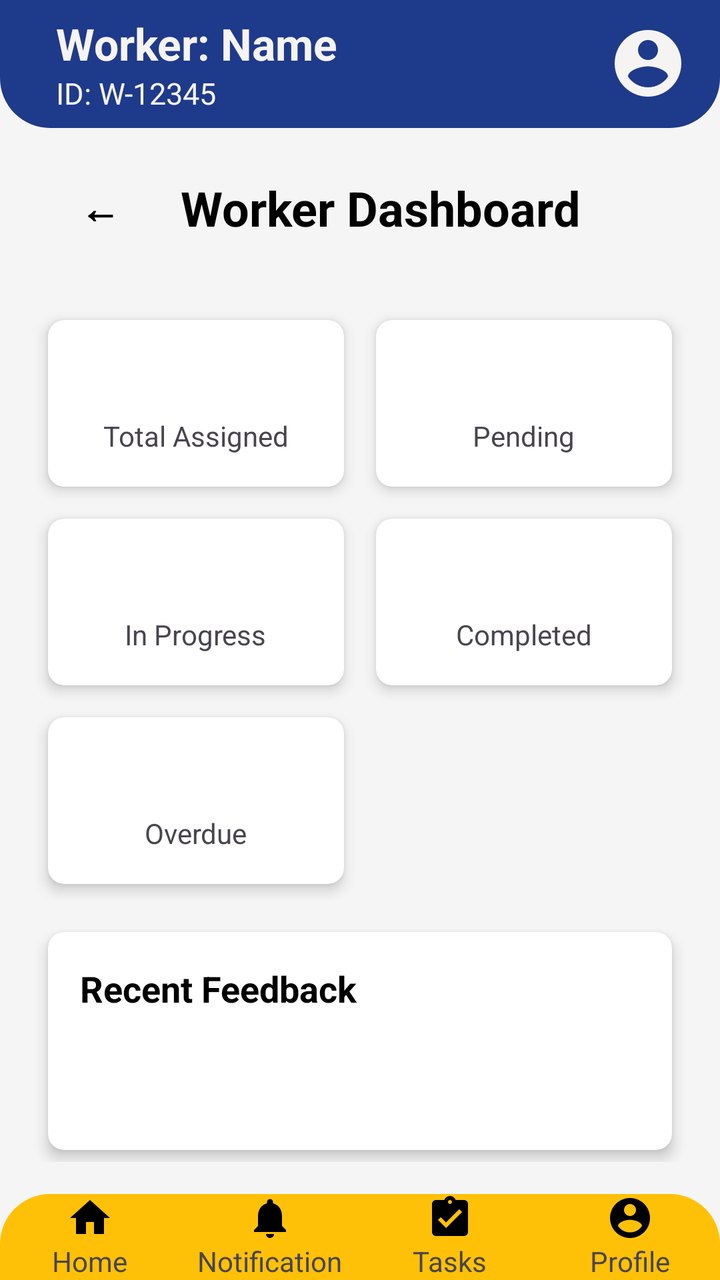
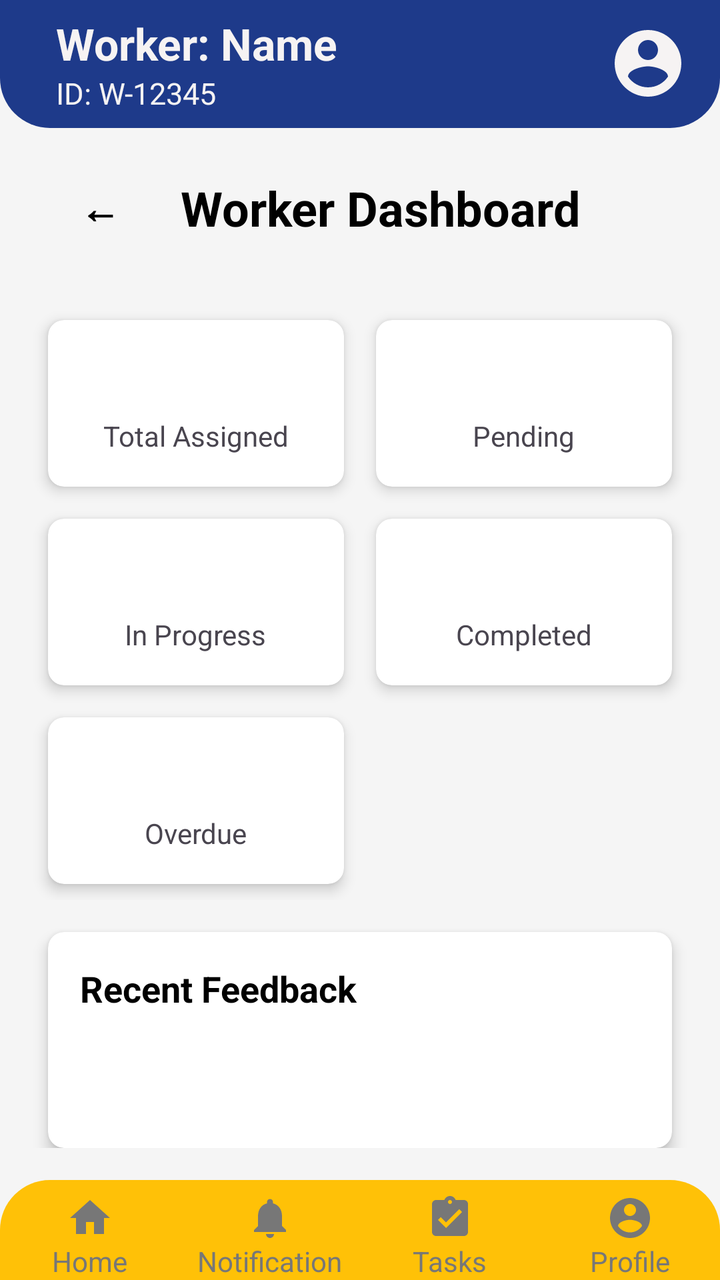

Two renders of the same Android screen: before a commit and after it. Below are the layout's source before the change and the commit's diff.
<!-- AndroidManifest.xml: application theme Theme.HostelComplaintApp -->
<!-- res/layout/activity_worker_dashboard.xml -->
<?xml version="1.0" encoding="utf-8"?>
<RelativeLayout xmlns:android="http://schemas.android.com/apk/res/android"
    xmlns:app="http://schemas.android.com/apk/res-auto"
    android:layout_width="match_parent"
    android:layout_height="match_parent"
    android:background="#F5F5F5">

    <include layout="@layout/top_bar"
        android:id="@+id/inc_top_bar"
        android:layout_width="match_parent"
        android:layout_height="wrap_content"
        android:layout_alignParentTop="true" />

    <include layout="@layout/bottom_nav"
        android:id="@+id/inc_bottom_nav"
        android:layout_width="match_parent"
        android:layout_height="wrap_content"
        android:layout_alignParentBottom="true" />

    <LinearLayout
        android:layout_width="match_parent"
        android:layout_height="match_parent"
        android:orientation="vertical"
        android:padding="16dp"
        android:layout_below="@id/inc_top_bar"
        android:layout_above="@id/inc_bottom_nav">

        <LinearLayout
            android:layout_width="match_parent"
            android:layout_height="wrap_content"
            android:orientation="horizontal"
            android:gravity="center_vertical"
            android:layout_marginBottom="24dp">
            
            <Button
                android:id="@+id/btnBack"
                android:layout_width="wrap_content"
                android:layout_height="wrap_content"
                android:text="←"
                android:textSize="20sp"
                android:textStyle="bold"
                android:background="@android:color/transparent"
                android:minWidth="48dp"
                android:textColor="@color/black" />

            <TextView
                android:layout_width="0dp"
                android:layout_weight="1"
                android:layout_height="wrap_content"
                android:text="Worker Dashboard"
                android:textSize="24sp"
                android:textStyle="bold"
                android:textColor="@color/black"
                android:gravity="center"
                android:layout_marginEnd="48dp" />
        </LinearLayout>

        <GridLayout
            android:layout_width="match_parent"
            android:layout_height="wrap_content"
            android:columnCount="2"
            android:rowCount="3"
            android:alignmentMode="alignMargins"
            android:columnOrderPreserved="false">

            
            <androidx.cardview.widget.CardView
                android:id="@+id/cardTotal"
                android:layout_width="0dp"
                android:layout_height="wrap_content"
                android:layout_columnWeight="1"
                android:layout_margin="8dp"
                app:cardCornerRadius="8dp"
                app:cardElevation="4dp">
                <LinearLayout
                    android:layout_width="match_parent"
                    android:layout_height="wrap_content"
                    android:orientation="vertical"
                    android:padding="16dp"
                    android:gravity="center">
                    <TextView
                        android:id="@+id/tvTotalCount"
                        android:layout_width="wrap_content"
                        android:layout_height="wrap_content"
                        android:textSize="24sp"
                        android:textStyle="bold"
                        android:textColor="#1976D2"/>
                    <TextView
                        android:layout_width="wrap_content"
                        android:layout_height="wrap_content"
                        android:text="Total Assigned" />
                </LinearLayout>
            </androidx.cardview.widget.CardView>

            
            <androidx.cardview.widget.CardView
                android:id="@+id/cardPending"
                android:layout_width="0dp"
                android:layout_height="wrap_content"
                android:layout_columnWeight="1"
                android:layout_margin="8dp"
                app:cardCornerRadius="8dp"
                app:cardElevation="4dp">
                <LinearLayout
                    android:layout_width="match_parent"
                    android:layout_height="wrap_content"
                    android:orientation="vertical"
                    android:padding="16dp"
                    android:gravity="center">
                    <TextView
                        android:id="@+id/tvPendingCount"
                        android:layout_width="wrap_content"
                        android:layout_height="wrap_content"
                        android:textSize="24sp"
                        android:textStyle="bold"
                        android:textColor="#FBC02D"/>
                    <TextView
                        android:layout_width="wrap_content"
                        android:layout_height="wrap_content"
                        android:text="Pending" />
                </LinearLayout>
            </androidx.cardview.widget.CardView>

            
            <androidx.cardview.widget.CardView
                android:id="@+id/cardInProgress"
                android:layout_width="0dp"
                android:layout_height="wrap_content"
                android:layout_columnWeight="1"
                android:layout_margin="8dp"
                app:cardCornerRadius="8dp"
                app:cardElevation="4dp">
                <LinearLayout
                    android:layout_width="match_parent"
                    android:layout_height="wrap_content"
                    android:orientation="vertical"
                    android:padding="16dp"
                    android:gravity="center">
                    <TextView
                        android:id="@+id/tvInProgressCount"
                        android:layout_width="wrap_content"
                        android:layout_height="wrap_content"
                        android:textSize="24sp"
                        android:textStyle="bold"
                        android:textColor="#0288D1"/>
                    <TextView
                        android:layout_width="wrap_content"
                        android:layout_height="wrap_content"
                        android:text="In Progress" />
                </LinearLayout>
            </androidx.cardview.widget.CardView>

            
            <androidx.cardview.widget.CardView
                android:id="@+id/cardCompleted"
                android:layout_width="0dp"
                android:layout_height="wrap_content"
                android:layout_columnWeight="1"
                android:layout_margin="8dp"
                app:cardCornerRadius="8dp"
                app:cardElevation="4dp">
                <LinearLayout
                    android:layout_width="match_parent"
                    android:layout_height="wrap_content"
                    android:orientation="vertical"
                    android:padding="16dp"
                    android:gravity="center">
                    <TextView
                        android:id="@+id/tvCompletedCount"
                        android:layout_width="wrap_content"
                        android:layout_height="wrap_content"
                        android:textSize="24sp"
                        android:textStyle="bold"
                        android:textColor="#388E3C"/>
                    <TextView
                        android:layout_width="wrap_content"
                        android:layout_height="wrap_content"
                        android:text="Completed" />
                </LinearLayout>
            </androidx.cardview.widget.CardView>

            
            <androidx.cardview.widget.CardView
                android:id="@+id/cardOverdue"
                android:layout_width="0dp"
                android:layout_height="wrap_content"
                android:layout_columnWeight="1"
                android:layout_margin="8dp"
                app:cardCornerRadius="8dp"
                app:cardElevation="4dp">
                <LinearLayout
                    android:layout_width="match_parent"
                    android:layout_height="wrap_content"
                    android:orientation="vertical"
                    android:padding="16dp"
                    android:gravity="center">
                    <TextView
                        android:id="@+id/tvOverdueCount"
                        android:layout_width="wrap_content"
                        android:layout_height="wrap_content"
                        android:textSize="24sp"
                        android:textStyle="bold"
                        android:textColor="#D32F2F"/>
                    <TextView
                        android:layout_width="wrap_content"
                        android:layout_height="wrap_content"
                        android:text="Overdue" />
                </LinearLayout>
            </androidx.cardview.widget.CardView>
        </GridLayout>

        
        <androidx.cardview.widget.CardView
            android:layout_width="match_parent"
            android:layout_height="wrap_content"
            android:layout_marginTop="16dp"
            android:layout_marginLeft="8dp"
            android:layout_marginRight="8dp"
            app:cardCornerRadius="8dp"
            app:cardElevation="4dp">

            <LinearLayout
                android:layout_width="match_parent"
                android:layout_height="wrap_content"
                android:orientation="vertical"
                android:padding="16dp">

                <TextView
                    android:layout_width="wrap_content"
                    android:layout_height="wrap_content"
                    android:text="Recent Feedback"
                    android:textSize="18sp"
                    android:textStyle="bold"
                    android:textColor="@color/black" />

                <TextView
                    android:id="@+id/tvAverageRating"
                    android:layout_width="wrap_content"
                    android:layout_height="wrap_content"
                    android:layout_marginTop="4dp"
                    android:textColor="#FBC02D"
                    android:textSize="16sp"
                    android:textStyle="bold" />

                <TextView
                    android:id="@+id/tvRecentFeedback"
                    android:layout_width="match_parent"
                    android:layout_height="wrap_content"
                    android:layout_marginTop="8dp"
                    android:textSize="14sp"
                    android:textColor="#424242" />

            </LinearLayout>
        </androidx.cardview.widget.CardView>

    </LinearLayout>
</RelativeLayout>
<!-- res/layout/top_bar.xml (included above) -->
<?xml version="1.0" encoding="utf-8"?>
<androidx.appcompat.widget.Toolbar xmlns:android="http://schemas.android.com/apk/res/android"
    xmlns:app="http://schemas.android.com/apk/res-auto"
    android:id="@+id/top_bar_toolbar"
    android:layout_width="match_parent"
    android:layout_height="80dp"
    android:background="@drawable/toolbar_bg">

    <LinearLayout
        android:layout_width="match_parent"
        android:layout_height="match_parent"
        android:orientation="horizontal"
        android:gravity="center_vertical"
        android:paddingStart="12dp"
        android:paddingEnd="16dp">

        <LinearLayout
            android:layout_width="0dp"
            android:layout_height="wrap_content"
            android:layout_weight="1"
            android:orientation="vertical">

            <TextView
                android:id="@+id/tvWorkerTopName"
                android:layout_width="wrap_content"
                android:layout_height="wrap_content"
                android:text="Worker: Name"
                android:textColor="@color/white"
                android:textSize="22sp"
                android:textStyle="bold"/>

            <TextView
                android:id="@+id/tvWorkerTopId"
                android:layout_width="wrap_content"
                android:layout_height="wrap_content"
                android:text="ID: W-12345"
                android:textColor="@color/white"
                android:textSize="15sp"/>

        </LinearLayout>

        <ImageView
            android:layout_width="40dp"
            android:layout_height="40dp"
            android:id="@+id/imgWorkerTopProfile"
            android:src="@drawable/baseline_account_circle_24"
            app:tint="@color/white"/>

    </LinearLayout>

</androidx.appcompat.widget.Toolbar>
<!-- res/layout/bottom_nav.xml (included above) -->
<?xml version="1.0" encoding="utf-8"?>
<LinearLayout xmlns:android="http://schemas.android.com/apk/res/android"
    android:id="@+id/bottom_nav_container"
    android:layout_width="match_parent"
    android:layout_height="60dp"
    android:orientation="horizontal"
    android:background="@drawable/bottom_nav_bg"
    android:weightSum="4">

    
    <LinearLayout
        android:id="@+id/nav_home"
        android:layout_width="0dp"
        android:layout_height="match_parent"
        android:layout_weight="1"
        android:gravity="center"
        android:orientation="vertical"
        android:clickable="true"
        android:focusable="true">

        <ImageView
            android:layout_width="24dp"
            android:layout_height="24dp"
            android:src="@drawable/baseline_home_24"/>

        <TextView
            android:layout_width="wrap_content"
            android:layout_height="wrap_content"
            android:text="Home"
            android:textSize="14sp"/>
    </LinearLayout>

    
    <LinearLayout
        android:id="@+id/nav_notification"
        android:layout_width="0dp"
        android:layout_height="match_parent"
        android:layout_weight="1"
        android:gravity="center"
        android:orientation="vertical"
        android:clickable="true"
        android:focusable="true">

        <ImageView
            android:layout_width="24dp"
            android:layout_height="24dp"
            android:src="@drawable/baseline_notifications_24"/>

        <TextView
            android:layout_width="wrap_content"
            android:layout_height="wrap_content"
            android:text="Notification"
            android:textSize="14sp"/>
    </LinearLayout>

    
    <LinearLayout
        android:id="@+id/nav_tasks"
        android:layout_width="0dp"
        android:layout_height="match_parent"
        android:layout_weight="1"
        android:gravity="center"
        android:orientation="vertical"
        android:clickable="true"
        android:focusable="true">

        <ImageView
            android:layout_width="24dp"
            android:layout_height="24dp"
            android:src="@drawable/baseline_assignment_turned_in_24"/>

        <TextView
            android:layout_width="wrap_content"
            android:layout_height="wrap_content"
            android:text="Tasks"
            android:textSize="14sp"/>
    </LinearLayout>

    
    <LinearLayout
        android:id="@+id/nav_profile"
        android:layout_width="0dp"
        android:layout_height="match_parent"
        android:layout_weight="1"
        android:gravity="center"
        android:orientation="vertical"
        android:clickable="true"
        android:focusable="true">

        <ImageView
            android:layout_width="24dp"
            android:layout_height="24dp"
            android:src="@drawable/baseline_account_circle_24"/>

        <TextView
            android:layout_width="wrap_content"
            android:layout_height="wrap_content"
            android:text="Profile"
            android:textSize="14sp"/>
    </LinearLayout>

</LinearLayout>
<!-- resources referenced by this layout -->
<resources>
  <color name="black">#000000</color>
  <color name="white">#F6F3F3</color>
  <!-- drawable baseline_account_circle_24 (drawable) -->
  <vector xmlns:android="http://schemas.android.com/apk/res/android" android:height="24dp" android:tint="#000000" android:viewportHeight="24" android:viewportWidth="24" android:width="24dp">
        
      <path android:fillColor="@android:color/white" android:pathData="M12,2C6.48,2 2,6.48 2,12s4.48,10 10,10 10,-4.48 10,-10S17.52,2 12,2zM12,5c1.66,0 3,1.34 3,3s-1.34,3 -3,3 -3,-1.34 -3,-3 1.34,-3 3,-3zM12,19.2c-2.5,0 -4.71,-1.28 -6,-3.22 0.03,-1.99 4,-3.08 6,-3.08 1.99,0 5.97,1.09 6,3.08 -1.29,1.94 -3.5,3.22 -6,3.22z"/>
      
  </vector>
  <!-- drawable baseline_assignment_turned_in_24 (drawable) -->
  <vector xmlns:android="http://schemas.android.com/apk/res/android" android:height="24dp" android:tint="#000000" android:viewportHeight="24" android:viewportWidth="24" android:width="24dp">
        
      <path android:fillColor="@android:color/white" android:pathData="M19,3h-4.18C14.4,1.84 13.3,1 12,1c-1.3,0 -2.4,0.84 -2.82,2L5,3c-1.1,0 -2,0.9 -2,2v14c0,1.1 0.9,2 2,2h14c1.1,0 2,-0.9 2,-2L21,5c0,-1.1 -0.9,-2 -2,-2zM12,3c0.55,0 1,0.45 1,1s-0.45,1 -1,1 -1,-0.45 -1,-1 0.45,-1 1,-1zM10,17l-4,-4 1.41,-1.41L10,14.17l6.59,-6.59L18,9l-8,8z"/>
      
  </vector>
  <!-- drawable baseline_home_24 (drawable) -->
  <vector xmlns:android="http://schemas.android.com/apk/res/android" android:height="24dp" android:tint="#000000" android:viewportHeight="24" android:viewportWidth="24" android:width="24dp">
        
      <path android:fillColor="@android:color/white" android:pathData="M10,20v-6h4v6h5v-8h3L12,3 2,12h3v8z"/>
      
  </vector>
  <!-- drawable baseline_notifications_24 (drawable) -->
  <vector xmlns:android="http://schemas.android.com/apk/res/android" android:height="24dp" android:tint="#000000" android:viewportHeight="24" android:viewportWidth="24" android:width="24dp">
        
      <path android:fillColor="@android:color/white" android:pathData="M12,22c1.1,0 2,-0.9 2,-2h-4c0,1.1 0.89,2 2,2zM18,16v-5c0,-3.07 -1.64,-5.64 -4.5,-6.32L13.5,4c0,-0.83 -0.67,-1.5 -1.5,-1.5s-1.5,0.67 -1.5,1.5v0.68C7.63,5.36 6,7.92 6,11v5l-2,2v1h16v-1l-2,-2z"/>
      
  </vector>
  <!-- drawable bottom_nav_bg (drawable) -->
  <?xml version="1.0" encoding="utf-8"?>
  <shape xmlns:android="http://schemas.android.com/apk/res/android">
  
      
      <solid android:color="#FFC107"/>
  
      
      <corners
          android:topLeftRadius="25dp"
          android:topRightRadius="25dp"
          android:bottomLeftRadius="0dp"
          android:bottomRightRadius="0dp"/>
  
  </shape>
  <!-- drawable toolbar_bg (drawable) -->
  <?xml version="1.0" encoding="utf-8"?>
  <shape xmlns:android="http://schemas.android.com/apk/res/android">
  
      <solid android:color="#1E3A8A"/>
  
      <corners
          android:topLeftRadius="0dp"
          android:topRightRadius="0dp"
          android:bottomLeftRadius="25dp"
          android:bottomRightRadius="25dp"/>
  
  </shape>
  <style name="Theme.HostelComplaintApp" parent="Base.Theme.HostelComplaintApp" />
  <style name="Base.Theme.HostelComplaintApp" parent="Theme.Material3.DayNight.NoActionBar">
          
          
      </style>
</resources>

<!-- the commit's change to res/layout/activity_worker_dashboard.xml (unified diff, before → after) -->
@@ -9,13 +9,13 @@
         android:id="@+id/inc_top_bar"
         android:layout_width="match_parent"
         android:layout_height="wrap_content"
-        android:layout_alignParentTop="true" />
+        android:layout_alignParentTop="true"/>
 
     <include layout="@layout/bottom_nav"
         android:id="@+id/inc_bottom_nav"
         android:layout_width="match_parent"
         android:layout_height="wrap_content"
-        android:layout_alignParentBottom="true" />
+        android:layout_alignParentBottom="true"/>
 
     <LinearLayout
         android:layout_width="match_parent"
@@ -31,7 +31,7 @@
             android:orientation="horizontal"
             android:gravity="center_vertical"
             android:layout_marginBottom="24dp">
-            
+
             <Button
                 android:id="@+id/btnBack"
                 android:layout_width="wrap_content"
@@ -313,6 +313,9 @@
     android:id="@+id/bottom_nav_container"
     android:layout_width="match_parent"
     android:layout_height="60dp"
+    android:layout_marginStart="12dp"
+    android:layout_marginEnd="12dp"
+    android:layout_marginBottom="8dp"
     android:orientation="horizontal"
     android:background="@drawable/bottom_nav_bg"
     android:weightSum="4">
@@ -328,16 +331,24 @@
         android:clickable="true"
         android:focusable="true">
 
+        <View
+            android:layout_width="20dp"
+            android:layout_height="3dp"
+            android:background="@android:color/transparent"
+            android:layout_marginBottom="4dp"/>
+
         <ImageView
             android:layout_width="24dp"
             android:layout_height="24dp"
-            android:src="@drawable/baseline_home_24"/>
+            android:src="@drawable/baseline_home_24"
+            android:tint="#777777"/>
 
         <TextView
             android:layout_width="wrap_content"
             android:layout_height="wrap_content"
             android:text="Home"
-            android:textSize="14sp"/>
+            android:textSize="14sp"
+            android:textColor="#777777"/>
     </LinearLayout>
 
     
@@ -351,16 +362,24 @@
         android:clickable="true"
         android:focusable="true">
 
+        <View
+            android:layout_width="20dp"
+            android:layout_height="3dp"
+            android:background="@android:color/transparent"
+            android:layout_marginBottom="4dp"/>
+
         <ImageView
             android:layout_width="24dp"
             android:layout_height="24dp"
-            android:src="@drawable/baseline_notifications_24"/>
+            android:src="@drawable/baseline_notifications_24"
+            android:tint="#777777"/>
 
         <TextView
             android:layout_width="wrap_content"
             android:layout_height="wrap_content"
             android:text="Notification"
-            android:textSize="14sp"/>
+            android:textSize="14sp"
+            android:textColor="#777777"/>
     </LinearLayout>
 
     
@@ -374,16 +393,24 @@
         android:clickable="true"
         android:focusable="true">
 
+        <View
+            android:layout_width="20dp"
+            android:layout_height="3dp"
+            android:background="@android:color/transparent"
+            android:layout_marginBottom="4dp"/>
+
         <ImageView
             android:layout_width="24dp"
             android:layout_height="24dp"
-            android:src="@drawable/baseline_assignment_turned_in_24"/>
+            android:src="@drawable/baseline_assignment_turned_in_24"
+            android:tint="#777777"/>
 
         <TextView
             android:layout_width="wrap_content"
             android:layout_height="wrap_content"
             android:text="Tasks"
-            android:textSize="14sp"/>
+            android:textSize="14sp"
+            android:textColor="#777777"/>
     </LinearLayout>
 
     
@@ -397,16 +424,24 @@
         android:clickable="true"
         android:focusable="true">
 
+        <View
+            android:layout_width="20dp"
+            android:layout_height="3dp"
+            android:background="@android:color/transparent"
+            android:layout_marginBottom="4dp"/>
+
         <ImageView
             android:layout_width="24dp"
             android:layout_height="24dp"
-            android:src="@drawable/baseline_account_circle_24"/>
+            android:src="@drawable/baseline_account_circle_24"
+            android:tint="#777777"/>
 
         <TextView
             android:layout_width="wrap_content"
             android:layout_height="wrap_content"
             android:text="Profile"
-            android:textSize="14sp"/>
+            android:textSize="14sp"
+            android:textColor="#777777"/>
     </LinearLayout>
 
 </LinearLayout>
